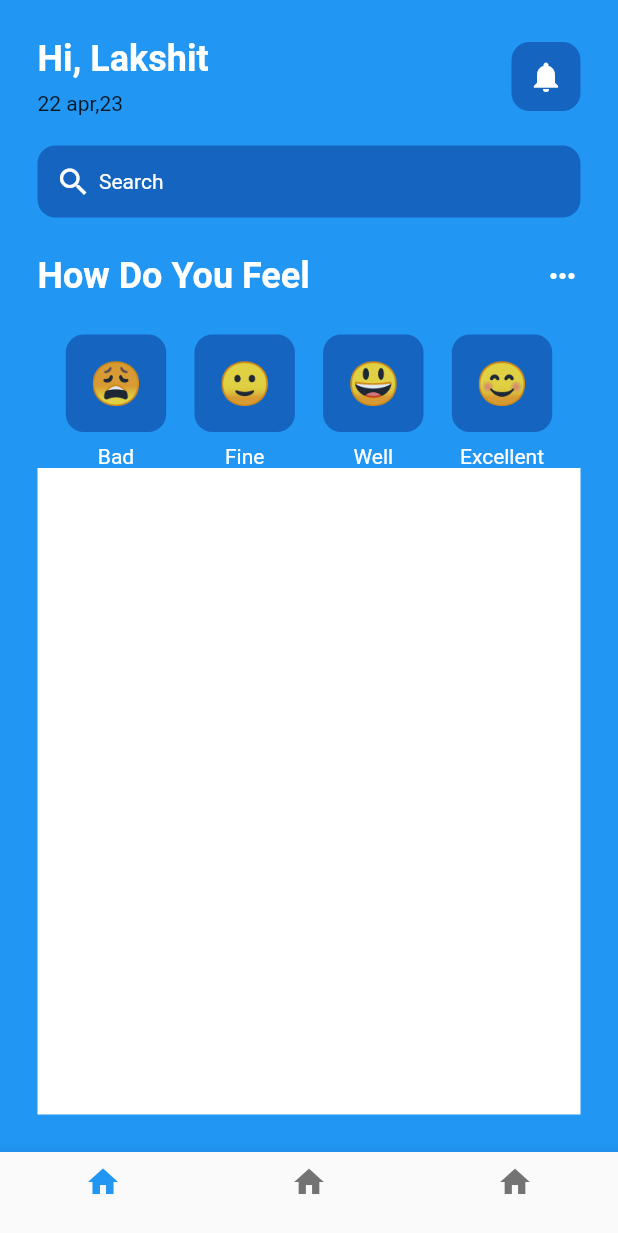
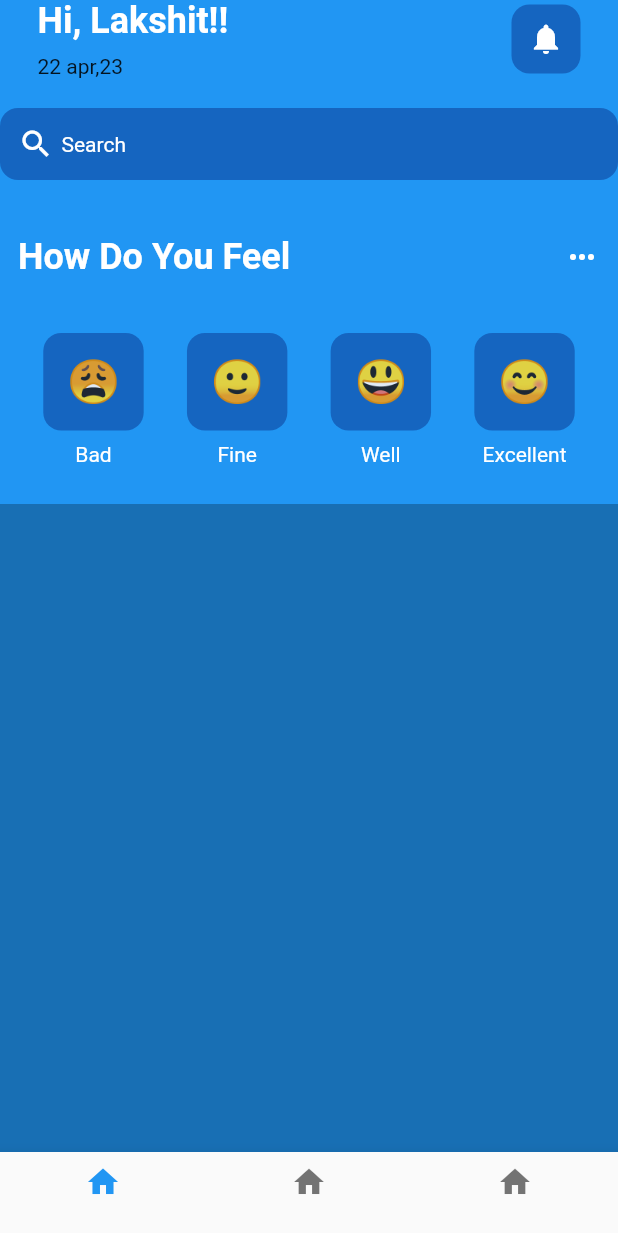
Before and after one commit to Lakshlakshit/mentalhealthapp, a Flutter app: the screen it shows after launch, on a phone screen of 412 x 824 dp. Shown: the top 1233 px of the screen. Run offline on Flutter 3.47's test engine with Material 2 defaults, Android fonts, the phone set to English and light mode, and no system bars.

```diff
--- a/lib/pages/home_page.dart
+++ b/lib/pages/home_page.dart
@@ -33,11 +33,11 @@ class _HomepageState extends State<Homepage> {
         ),
       ]),
       body: SafeArea(
-        child: Padding(
-          padding: const EdgeInsets.all(25.0),
         child: Column(
           children: [
-              Row(
+            Padding(
+              padding: const EdgeInsets.symmetric(horizontal: 25.0),
+              child: Row(
                 // greetings row
                 mainAxisAlignment: MainAxisAlignment.spaceBetween,
                 // ignore: prefer_const_literals_to_create_immutables
@@ -50,7 +50,7 @@ class _HomepageState extends State<Homepage> {
                     crossAxisAlignment: CrossAxisAlignment.start,
                     children: [
                       Text(
-                        'Hi, Lakshit',
+                        'Hi, Lakshit!!',
                         // ignore: prefer_const_constructors
                         style: TextStyle(
                           color: Colors.white,
@@ -77,6 +77,7 @@ class _HomepageState extends State<Homepage> {
                     padding: EdgeInsets.all(11.0),
                   )
                 ],
+              ),
             ),
 
             SizedBox(
@@ -108,7 +109,9 @@ class _HomepageState extends State<Homepage> {
               height: 25,
             ),
 
-              Row(
+            Padding(
+              padding: const EdgeInsets.all(12.0),
+              child: Row(
                 mainAxisAlignment: MainAxisAlignment.spaceBetween,
                 children: [
                   Text(
@@ -125,6 +128,7 @@ class _HomepageState extends State<Homepage> {
                     color: Colors.white,
                   )
                 ],
+              ),
             ),
 
             SizedBox(
@@ -201,15 +205,18 @@ class _HomepageState extends State<Homepage> {
                 )
               ],
             ),
+            SizedBox(
+              height: 25,
+            ),
+
             Expanded(
               child: Container(
-                  color: Colors.white,
+                color: Colors.black26,
               ),
             )
           ],
         ),
       ),
-      ),
     );
   }
 }
```
Lines whose indentation alone changed are shown as unchanged.
